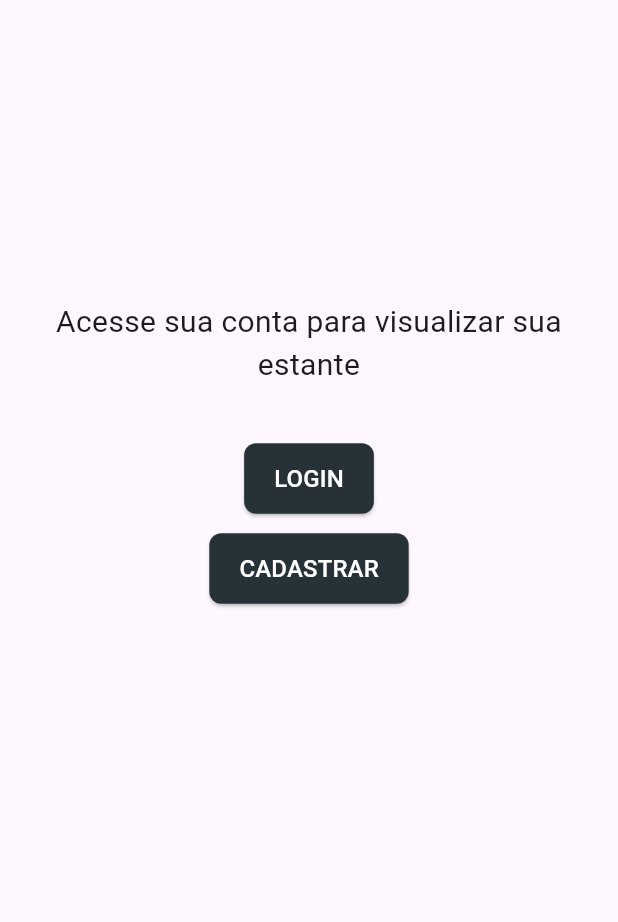
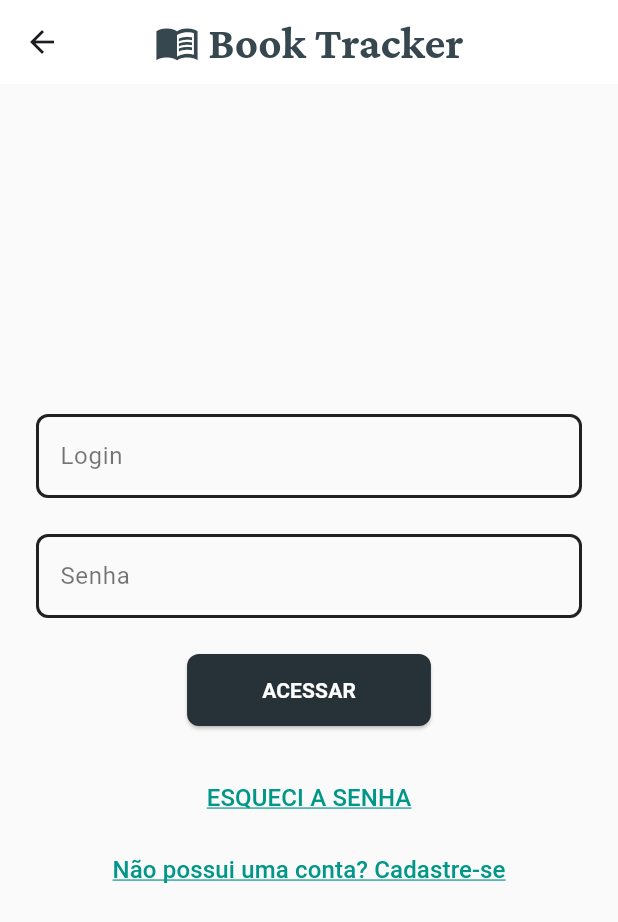
Before and after one commit to nicolemartinsx/book-tracker, a Flutter app: the BookshelfPage screen opened directly, after a tap on "LOGIN", on a phone screen of 412 x 824 dp. Shown: the top 922 px of the screen. Run offline on Flutter 3.47's test engine with Material 3 defaults, Android fonts, the phone set to English and light mode, and no system bars; our stand-ins replace google_fonts.

Commit message:
feat: login page

```diff
--- a/lib/pages/estante_page.dart
+++ b/lib/pages/estante_page.dart
@@ -1,3 +1,4 @@
+import 'package:book_tracker/pages/login_page.dart';
 import 'package:flutter/material.dart';
 
 class BookshelfPage extends StatefulWidget {
@@ -10,7 +11,9 @@ class BookshelfPage extends StatefulWidget {
 class _BookshelfPageState extends State<BookshelfPage> {
   @override
   Widget build(BuildContext context) {
-    return Column(
+    return Scaffold(
+      backgroundColor: Colors.grey[50],
+      body: Column(
         children: [
           Padding(
             padding: EdgeInsets.fromLTRB(5, 200, 5, 25),
@@ -25,7 +28,12 @@ class _BookshelfPageState extends State<BookshelfPage> {
           Padding(
             padding: const EdgeInsets.all(12.0),
             child: ElevatedButton(
-            onPressed: () {},
+              onPressed: () {
+                Navigator.push(
+                  context,
+                  MaterialPageRoute(builder: (context) => LoginPage()),
+                );
+              },
               style: ElevatedButton.styleFrom(
                 shape: RoundedRectangleBorder(
                   borderRadius: BorderRadius.circular(8),
@@ -54,6 +62,7 @@ class _BookshelfPageState extends State<BookshelfPage> {
             ),
           ),
         ],
+      ),
     );
   }
 }
--- /dev/null
+++ b/lib/pages/login_page.dart
@@ -0,0 +1,117 @@
+import 'package:flutter/material.dart';
+import 'package:google_fonts/google_fonts.dart';
+
+class LoginPage extends StatefulWidget {
+  const LoginPage({super.key});
+
+  @override
+  State<LoginPage> createState() => _LoginPageState();
+}
+
+class _LoginPageState extends State<LoginPage> {
+  @override
+  Widget build(BuildContext context) {
+    return Scaffold(
+      backgroundColor: Colors.grey[50],
+      appBar: AppBar(
+        centerTitle: true,
+        title: Row(
+          mainAxisSize: MainAxisSize.min,
+          children: [
+            Icon(Icons.menu_book_sharp, color: Colors.blueGrey[800], size: 30),
+            Text(' Book Tracker'),
+          ],
+        ),
+        titleTextStyle: TextStyle(
+          fontFamily: GoogleFonts.crimsonPro().fontFamily,
+          fontSize: 30,
+          fontWeight: FontWeight.bold,
+          color: Colors.blueGrey[800],
+        ),
+      ),
+      body: Center(
+        child: SingleChildScrollView(
+          padding: EdgeInsets.all(24),
+          child: Column(
+            children: [
+              TextField(
+                decoration: InputDecoration(
+                  labelText: 'Login',
+                  labelStyle: TextStyle(color: Colors.black54),
+                  enabledBorder: OutlineInputBorder(
+                    borderRadius: BorderRadius.circular(8),
+                    borderSide: BorderSide(color: Colors.black87, width: 2),
+                  ),
+                  focusedBorder: OutlineInputBorder(
+                    borderSide: BorderSide(color: Colors.blueGrey, width: 3),
+                    borderRadius: BorderRadius.circular(8),
+                  ),
+                ),
+                onTapOutside: (event) => FocusScope.of(context).unfocus(),
+              ),
+              SizedBox(height: 24),
+              TextField(
+                decoration: InputDecoration(
+                  labelText: 'Senha',
+                  labelStyle: TextStyle(color: Colors.black54),
+                  enabledBorder: OutlineInputBorder(
+                    borderRadius: BorderRadius.circular(8),
+                    borderSide: BorderSide(color: Colors.black87, width: 2),
+                  ),
+                  focusedBorder: OutlineInputBorder(
+                    borderSide: BorderSide(color: Colors.blueGrey, width: 3),
+                    borderRadius: BorderRadius.circular(8),
+                  ),
+                ),
+                onTapOutside: (event) => FocusScope.of(context).unfocus(),
+              ),
+              SizedBox(height: 24),
+              ElevatedButton(
+                onPressed: () {},
+                style: ElevatedButton.styleFrom(
+                  backgroundColor: Colors.blueGrey[900],
+                  padding: EdgeInsets.symmetric(horizontal: 50, vertical: 14),
+                  shape: RoundedRectangleBorder(
+                    borderRadius: BorderRadius.circular(8),
+                  ),
+                ),
+                child: Text(
+                  'ACESSAR',
+                  style: TextStyle(
+                    color: Colors.white,
+                    fontWeight: FontWeight.bold,
+                  ),
+                ),
+              ),
+              SizedBox(height: 24),
+              TextButton(
+                onPressed: () {},
+                child: Text(
+                  "ESQUECI A SENHA",
+                  style: TextStyle(
+                    color: Colors.teal,
+                    fontSize: 16,
+                    decoration: TextDecoration.underline,
+                    decorationColor: Colors.teal,
+                  ),
+                ),
+              ),
+              TextButton(
+                onPressed: () {},
+                child: Text(
+                  "Não possui uma conta? Cadastre-se",
+                  style: TextStyle(
+                    color: Colors.teal,
+                    fontSize: 16,
+                    decoration: TextDecoration.underline,
+                    decorationColor: Colors.teal,
+                  ),
+                ),
+              ),
+            ],
+          ),
+        ),
+      ),
+    );
+  }
+}
```
Lines whose indentation alone changed are shown as unchanged.
